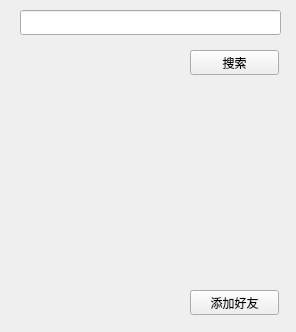
Above: client/ui/searchnewfriend.ui from pechpo/What-s-up before the change. Below: the same form after it.
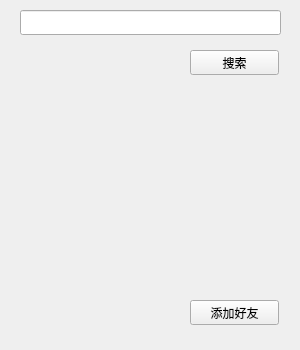
That is the form after the change.

Diff of the .ui file:
```diff
--- a/client/ui/searchnewfriend.ui
+++ b/client/ui/searchnewfriend.ui
@@ -6,8 +6,8 @@
    <rect>
     <x>0</x>
     <y>0</y>
-    <width>296</width>
-    <height>332</height>
+    <width>300</width>
+    <height>350</height>
    </rect>
   </property>
   <property name="windowTitle">
@@ -27,7 +27,7 @@
    <property name="geometry">
     <rect>
      <x>190</x>
-     <y>290</y>
+     <y>300</y>
      <width>89</width>
      <height>25</height>
     </rect>
```
